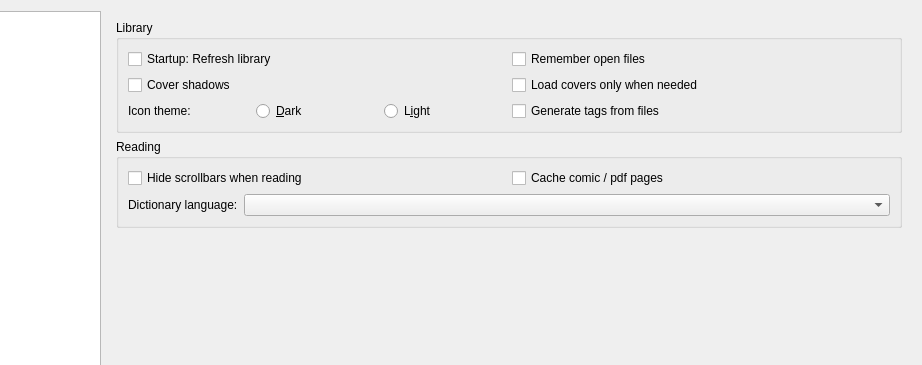
Qt form lector/resources/raw/settings.ui (BasioMeusPuga/Lector) before a commit; both pictures show x 166 to 1088 and y 0 to 365 of the 1088 by 612 pixel window.
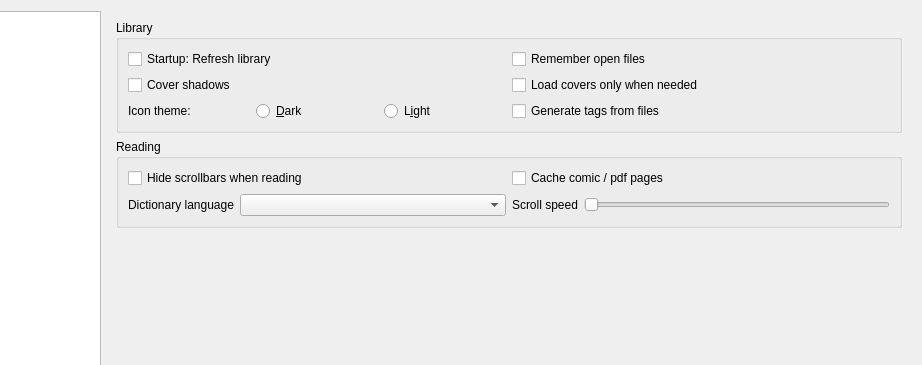
The same form after that commit. The open tabs and pages were chosen to show the change.

Commit message: Implement scroll speed slider

Diff of the .ui file:
```diff
--- a/lector/resources/raw/settings.ui
+++ b/lector/resources/raw/settings.ui
@@ -182,7 +182,7 @@
                        </sizepolicy>
                       </property>
                       <property name="text">
-                       <string>Dictionary language:</string>
+                       <string>Dictionary language</string>
                       </property>
                       <property name="alignment">
                        <set>Qt::AlignLeading|Qt::AlignLeft|Qt::AlignVCenter</set>
@@ -194,6 +194,42 @@
                     </item>
                    </layout>
                   </item>
+                  <item>
+                   <layout class="QHBoxLayout" name="horizontalLayout">
+                    <item>
+                     <widget class="QLabel" name="scrollSpeedLabel">
+                      <property name="sizePolicy">
+                       <sizepolicy hsizetype="Maximum" vsizetype="Preferred">
+                        <horstretch>0</horstretch>
+                        <verstretch>0</verstretch>
+                       </sizepolicy>
+                      </property>
+                      <property name="text">
+                       <string>Scroll speed</string>
+                      </property>
+                     </widget>
+                    </item>
+                    <item>
+                     <widget class="QSlider" name="scrollSpeedSlider">
+                      <property name="sizePolicy">
+                       <sizepolicy hsizetype="Preferred" vsizetype="Fixed">
+                        <horstretch>0</horstretch>
+                        <verstretch>0</verstretch>
+                       </sizepolicy>
+                      </property>
+                      <property name="minimum">
+                       <number>3</number>
+                      </property>
+                      <property name="maximum">
+                       <number>15</number>
+                      </property>
+                      <property name="orientation">
+                       <enum>Qt::Horizontal</enum>
+                      </property>
+                     </widget>
+                    </item>
+                   </layout>
+                  </item>
                  </layout>
                 </item>
                </layout>
```
The commit also changes 4 other files.
